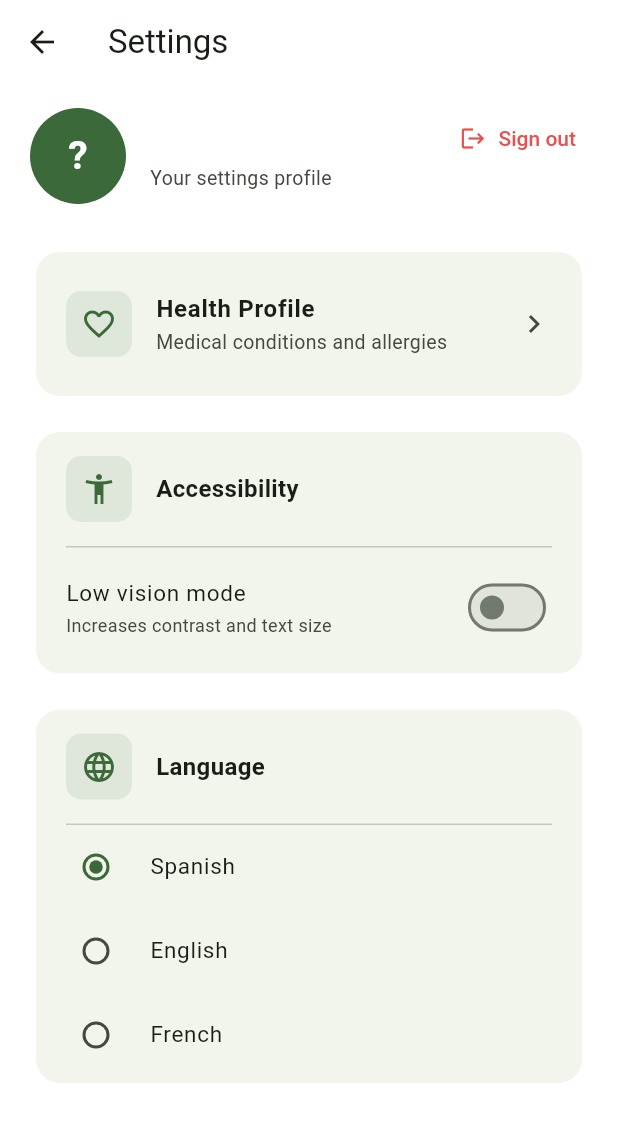
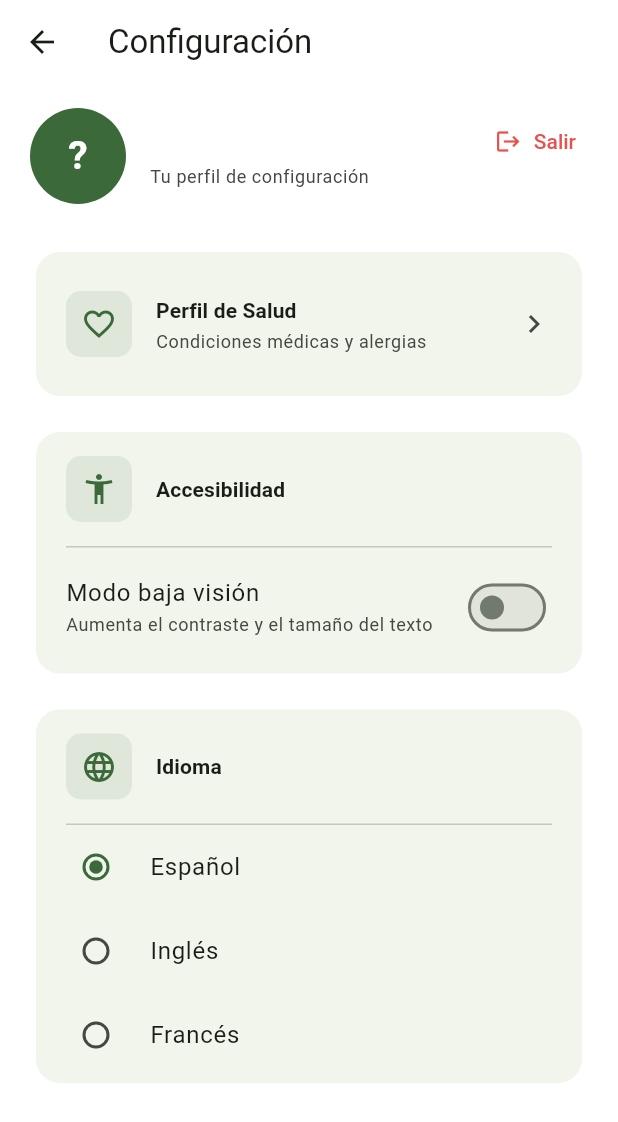
Before and after one commit to Belmarti/aptoparati, a Flutter app: the UserConfigScreen screen opened directly, on a phone screen of 412 x 824 dp. Shown: the top 1122 px of the screen. Run offline on Flutter 3.47's test engine with Material 3 defaults, Android fonts, the phone set to English and light mode, and no system bars; our stand-ins replace cloud_firestore, firebase_auth, firebase_core, flutter_svg, google_sign_in, shared_preferences; missing offline and left inert: mobile_scanner, openfoodfacts; accounts and stored records are empty.

Commit message:
-Feat/Low Vision v0.1 using WCAG 2.1/2.2 -Reformat/New navigation mode for bottombar

```diff
--- a/lib/screens/user_config_screen.dart
+++ b/lib/screens/user_config_screen.dart
@@ -3,6 +3,7 @@ import 'package:firebase_auth/firebase_auth.dart';
 import 'package:provider/provider.dart';
 import '../services/user_service.dart';
 import '../services/theme_service.dart';
+import '../services/locale_service.dart';
 import 'health_profile_screen.dart';
 import 'login_screen.dart';
 import 'package:aptoparati/l10n/app_localizations.dart';
@@ -17,15 +18,12 @@ class UserConfigScreen extends StatefulWidget {
 }
 
 class _UserConfigScreenState extends State<UserConfigScreen> {
-  // Idioma seleccionado (sin backend por ahora)
-  String _selectedLanguage = 'es';
 
   /// Devuelve el nombre del usuario o su email como fallback.
   String get _displayName {
     final userData = UserService.instance.currentUserData;
     final name = userData?['personal_info']?['name'] as String?;
     if (name != null && name.trim().isNotEmpty) return name.trim();
-    // Fallback: email del usuario autenticado
     return FirebaseAuth.instance.currentUser?.email ?? '';
   }
 
@@ -34,6 +32,7 @@ class _UserConfigScreenState extends State<UserConfigScreen> {
     final l10n = AppLocalizations.of(context)!;
     final colorScheme = Theme.of(context).colorScheme;
     final themeService = context.watch<ThemeService>();
+    final localeService = context.watch<LocaleService>();
 
     return Scaffold(
       appBar: AppBar(
@@ -44,20 +43,13 @@ class _UserConfigScreenState extends State<UserConfigScreen> {
       body: ListView(
         padding: const EdgeInsets.symmetric(horizontal: 20, vertical: 16),
         children: [
-          // Cabecera con avatar y nombre/email del usuario
           _buildUserHeader(colorScheme, l10n),
           const SizedBox(height: 28),
-
-          // Card: Perfil de salud
           _buildHealthProfileCard(colorScheme, l10n),
           const SizedBox(height: 16),
-
-          // Card: Accesibilidad
           _buildAccessibilityCard(colorScheme, l10n, themeService),
           const SizedBox(height: 16),
-
-          // Card: Idioma
-          _buildLanguageCard(colorScheme, l10n),
+          _buildLanguageCard(colorScheme, l10n, localeService),
         ],
       ),
     );
@@ -65,6 +57,8 @@ class _UserConfigScreenState extends State<UserConfigScreen> {
 
   /// Cabecera con avatar circular y nombre/email del usuario.
   Widget _buildUserHeader(ColorScheme colorScheme, AppLocalizations l10n) {
+    final textTheme = Theme.of(context).textTheme;
+
     return Row(
       children: [
         CircleAvatar(
@@ -72,6 +66,7 @@ class _UserConfigScreenState extends State<UserConfigScreen> {
           backgroundColor: colorScheme.primary,
           child: Text(
             _displayName.isNotEmpty ? _displayName[0].toUpperCase() : '?',
+            // fontSize fijo: es un elemento decorativo, no contenido
             style: const TextStyle(
               fontSize: 26,
               fontWeight: FontWeight.bold,
@@ -89,15 +84,15 @@ class _UserConfigScreenState extends State<UserConfigScreen> {
                   Expanded(
                     child: Text(
                       _displayName,
-                      style: TextStyle(
-                        fontSize: 18,
+                      // Sin fontSize: hereda titleMedium del tema (16 estándar / 24 baja visión)
+                      style: textTheme.titleMedium?.copyWith(
                         fontWeight: FontWeight.bold,
                         color: colorScheme.onSurface,
                       ),
                       overflow: TextOverflow.ellipsis,
                     ),
                   ),
-                  // Botón de cerrar sesión alineado a la derecha del nombre
+                  // Botón de cerrar sesión: fontSize fijo para no desbordar el Row
                   TextButton.icon(
                     onPressed: _signOut,
                     icon: const Icon(Icons.logout, size: 18),
@@ -107,18 +102,18 @@ class _UserConfigScreenState extends State<UserConfigScreen> {
                       padding: const EdgeInsets.symmetric(horizontal: 8),
                       minimumSize: Size.zero,
                       tapTargetSize: MaterialTapTargetSize.shrinkWrap,
-                      // Fija el tamaño de fuente para que el tema de baja visión
-                      // (fontSize 21, minimumSize 48dp) no infle este botón
-                      // y desborde el Row del header.
                       textStyle: const TextStyle(fontSize: 14, fontWeight: FontWeight.w500),
                     ),
                   ),
                 ],
               ),
               const SizedBox(height: 4),
+              // Sin fontSize: hereda bodySmall del tema (12 estándar / 18 baja visión)
               Text(
                 l10n.configSubtitle,
-                style: TextStyle(fontSize: 13, color: colorScheme.onSurfaceVariant),
+                style: textTheme.bodySmall?.copyWith(
+                  color: colorScheme.onSurfaceVariant,
+                ),
               ),
             ],
           ),
@@ -141,12 +136,13 @@ class _UserConfigScreenState extends State<UserConfigScreen> {
 
   /// Card navegable hacia la pantalla de edición del perfil de salud.
   Widget _buildHealthProfileCard(ColorScheme colorScheme, AppLocalizations l10n) {
+    final textTheme = Theme.of(context).textTheme;
+
     return Card(
       elevation: 0,
       shape: RoundedRectangleBorder(borderRadius: BorderRadius.circular(16)),
       child: ListTile(
-        contentPadding:
-            const EdgeInsets.symmetric(horizontal: 20, vertical: 12),
+        contentPadding: const EdgeInsets.symmetric(horizontal: 20, vertical: 12),
         leading: Container(
           padding: const EdgeInsets.all(10),
           decoration: BoxDecoration(
@@ -155,13 +151,14 @@ class _UserConfigScreenState extends State<UserConfigScreen> {
           ),
           child: Icon(Icons.favorite_outline, color: colorScheme.primary),
         ),
+        // Sin fontSize: ListTile usa titleMedium del tema automáticamente
         title: Text(
           l10n.healthProfileTitle,
-          style: const TextStyle(fontWeight: FontWeight.w600, fontSize: 16),
+          style: textTheme.titleSmall?.copyWith(fontWeight: FontWeight.w600),
         ),
         subtitle: Text(
           l10n.configHealthProfileSubtitle,
-          style: TextStyle(color: colorScheme.onSurfaceVariant, fontSize: 13),
+          style: textTheme.bodySmall?.copyWith(color: colorScheme.onSurfaceVariant),
         ),
         trailing: Icon(Icons.chevron_right, color: colorScheme.onSurfaceVariant),
         onTap: () => Navigator.push(
@@ -175,6 +172,8 @@ class _UserConfigScreenState extends State<UserConfigScreen> {
   /// Card de accesibilidad con switch para modo baja visión.
   /// El cambio se aplica de forma inmediata vía [ThemeService] + Provider.
   Widget _buildAccessibilityCard(ColorScheme colorScheme, AppLocalizations l10n, ThemeService themeService) {
+    final textTheme = Theme.of(context).textTheme;
+
     return Card(
       elevation: 0,
       shape: RoundedRectangleBorder(borderRadius: BorderRadius.circular(16)),
@@ -182,8 +181,7 @@ class _UserConfigScreenState extends State<UserConfigScreen> {
         crossAxisAlignment: CrossAxisAlignment.start,
         children: [
           Padding(
-            padding:
-                const EdgeInsets.symmetric(horizontal: 20, vertical: 16),
+            padding: const EdgeInsets.symmetric(horizontal: 20, vertical: 16),
             child: Row(
               children: [
                 Container(
@@ -192,32 +190,27 @@ class _UserConfigScreenState extends State<UserConfigScreen> {
                     color: colorScheme.primary.withValues(alpha: 0.1),
                     borderRadius: BorderRadius.circular(10),
                   ),
-                  child: Icon(Icons.accessibility_new_outlined,
-                      color: colorScheme.primary),
+                  child: Icon(Icons.accessibility_new_outlined, color: colorScheme.primary),
                 ),
                 const SizedBox(width: 16),
                 Text(
                   l10n.configAccessibilityTitle,
-                  style: const TextStyle(fontWeight: FontWeight.w600, fontSize: 16),
+                  style: textTheme.titleSmall?.copyWith(fontWeight: FontWeight.w600),
                 ),
               ],
             ),
           ),
           const Divider(height: 1, indent: 20, endIndent: 20),
           SwitchListTile(
-            contentPadding:
-                const EdgeInsets.symmetric(horizontal: 20, vertical: 4),
-            title: Text(
-              l10n.configLowVisionTitle,
-              style: const TextStyle(fontSize: 15),
-            ),
+            contentPadding: const EdgeInsets.symmetric(horizontal: 20, vertical: 4),
+            // Sin style en el Text: SwitchListTile aplica bodyLarge del tema
+            title: Text(l10n.configLowVisionTitle),
             subtitle: Text(
               l10n.configLowVisionSubtitle,
-              style: TextStyle(fontSize: 12, color: colorScheme.onSurfaceVariant),
+              style: textTheme.bodySmall?.copyWith(color: colorScheme.onSurfaceVariant),
             ),
             value: themeService.isLowVision,
             onChanged: (_) => themeService.toggle(),
-            activeColor: colorScheme.primary,
           ),
           const SizedBox(height: 4),
         ],
@@ -226,8 +219,9 @@ class _UserConfigScreenState extends State<UserConfigScreen> {
   }
 
   /// Card de selección de idioma (español, inglés, francés).
-  /// Sin backend — solo estado local por ahora.
-  Widget _buildLanguageCard(ColorScheme colorScheme, AppLocalizations l10n) {
+  /// Cambia el locale de la app de forma inmediata vía [LocaleService] + Provider.
+  Widget _buildLanguageCard(ColorScheme colorScheme, AppLocalizations l10n, LocaleService localeService) {
+    final textTheme = Theme.of(context).textTheme;
     final languages = [
       ('es', l10n.configLanguageSpanish),
       ('en', l10n.configLanguageEnglish),
@@ -241,8 +235,7 @@ class _UserConfigScreenState extends State<UserConfigScreen> {
         crossAxisAlignment: CrossAxisAlignment.start,
         children: [
           Padding(
-            padding:
-                const EdgeInsets.symmetric(horizontal: 20, vertical: 16),
+            padding: const EdgeInsets.symmetric(horizontal: 20, vertical: 16),
             child: Row(
               children: [
                 Container(
@@ -251,28 +244,26 @@ class _UserConfigScreenState extends State<UserConfigScreen> {
                     color: colorScheme.primary.withValues(alpha: 0.1),
                     borderRadius: BorderRadius.circular(10),
                   ),
-                  child: Icon(Icons.language_outlined,
-                      color: colorScheme.primary),
+                  child: Icon(Icons.language_outlined, color: colorScheme.primary),
                 ),
                 const SizedBox(width: 16),
                 Text(
                   l10n.configLanguageTitle,
-                  style: const TextStyle(fontWeight: FontWeight.w600, fontSize: 16),
+                  style: textTheme.titleSmall?.copyWith(fontWeight: FontWeight.w600),
                 ),
               ],
             ),
           ),
           const Divider(height: 1, indent: 20, endIndent: 20),
-          // Opciones de idioma como radio buttons
+          // Sin style en el Text: RadioListTile aplica bodyLarge del tema
           ...languages.map(
             (lang) => RadioListTile<String>(
-              contentPadding:
-                  const EdgeInsets.symmetric(horizontal: 20, vertical: 0),
-              title: Text(lang.$2, style: const TextStyle(fontSize: 15)),
+              contentPadding: const EdgeInsets.symmetric(horizontal: 20, vertical: 0),
+              title: Text(lang.$2),
               value: lang.$1,
-              groupValue: _selectedLanguage,
+              groupValue: localeService.languageCode,
               onChanged: (val) {
-                if (val != null) setState(() => _selectedLanguage = val);
+                if (val != null) localeService.setLocale(val);
               },
               activeColor: colorScheme.primary,
             ),
--- /dev/null
+++ b/lib/services/locale_service.dart
@@ -0,0 +1,30 @@
+import 'package:flutter/material.dart';
+import 'package:shared_preferences/shared_preferences.dart';
+
+/// Gestiona el idioma activo de la aplicación.
+/// Persiste la preferencia en SharedPreferences para conservarla entre sesiones.
+class LocaleService extends ChangeNotifier {
+  static const String _key = 'app_locale';
+
+  Locale _locale = const Locale('es');
+
+  Locale get locale => _locale;
+  String get languageCode => _locale.languageCode;
+
+  /// Carga la preferencia guardada. Llamar una vez al inicio antes de runApp.
+  Future<void> loadFromPrefs() async {
+    final prefs = await SharedPreferences.getInstance();
+    final code = prefs.getString(_key) ?? 'es';
+    _locale = Locale(code);
+    notifyListeners();
+  }
+
+  /// Cambia el idioma activo y lo persiste.
+  Future<void> setLocale(String languageCode) async {
+    if (_locale.languageCode == languageCode) return;
+    _locale = Locale(languageCode);
+    notifyListeners();
+    final prefs = await SharedPreferences.getInstance();
+    await prefs.setString(_key, languageCode);
+  }
+}
```
Also changed, not shown: lib/main.dart (+17 -9 lines), lib/screens/recent_scans_screen.dart (+11 -1 lines), lib/screens/search_screen.dart (+10 -0 lines), lib/theme/app_themes.dart (+5 -5 lines), lib/widgets/dashboard_actions.dart (+78 -45 lines), pubspec.yaml (+4 -4 lines), assets/icons/ScanIcon.svg (added), pubspec.lock, 1 other file.
